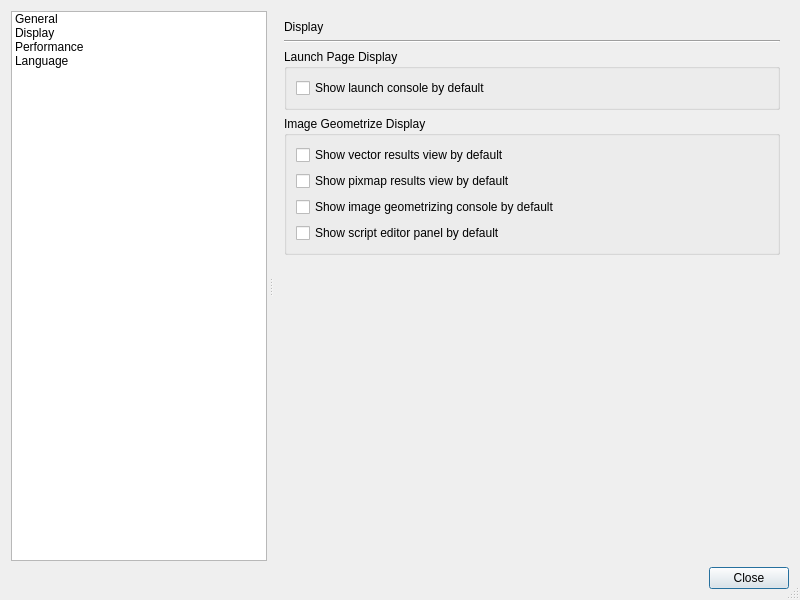
The window that geometrize/dialog/globalpreferencesdialog.ui (Tw1ddle/geometrize) describes before a commit, drawn with Qt 5.
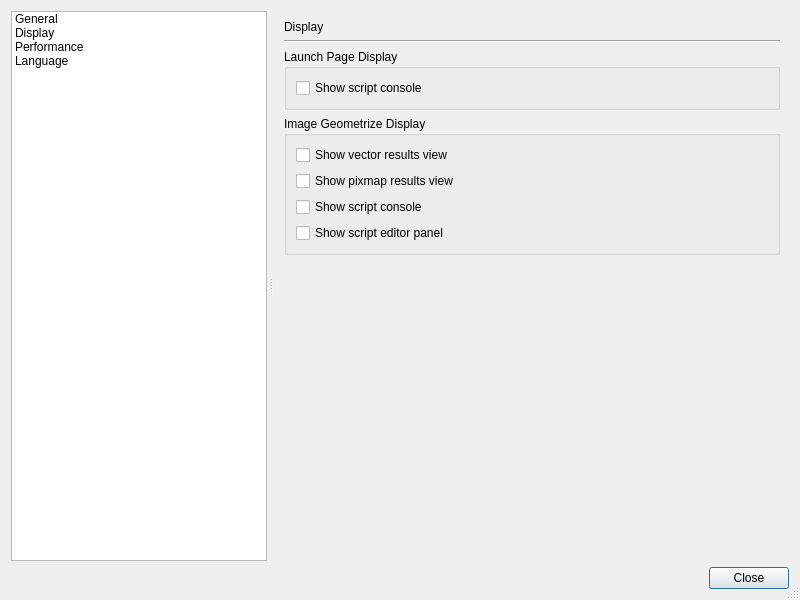
The same window after the commit. The open tabs and pages were chosen to show the change. Icons and pictures are not drawn. Custom widgets are drawn as their Qt base class.

What changed in the file:
```diff
--- a/geometrize/dialog/globalpreferencesdialog.ui
+++ b/geometrize/dialog/globalpreferencesdialog.ui
@@ -249,7 +249,7 @@
                <item>
                 <widget class="QCheckBox" name="showLaunchWindowConsoleByDefault">
                  <property name="text">
-                  <string>Show launch console by default</string>
+                  <string>Show script console</string>
                  </property>
                 </widget>
                </item>
@@ -265,28 +265,28 @@
                <item>
                 <widget class="QCheckBox" name="showVectorResultsByDefault">
                  <property name="text">
-                  <string>Show vector results view by default</string>
+                  <string>Show vector results view</string>
                  </property>
                 </widget>
                </item>
                <item>
                 <widget class="QCheckBox" name="showPixmapResultsByDefault">
                  <property name="text">
-                  <string>Show pixmap results view by default</string>
+                  <string>Show pixmap results view</string>
                  </property>
                 </widget>
                </item>
                <item>
                 <widget class="QCheckBox" name="showImageJobConsoleByDefault">
                  <property name="text">
-                  <string>Show image geometrizing console by default</string>
+                  <string>Show script console</string>
                  </property>
                 </widget>
                </item>
                <item>
                 <widget class="QCheckBox" name="showScriptEditorsByDefault">
                  <property name="text">
-                  <string>Show script editor panel by default</string>
+                  <string>Show script editor panel</string>
                  </property>
                 </widget>
                </item>
```
Left out of the diff: 24 changed lines with no effect on the pictures.
